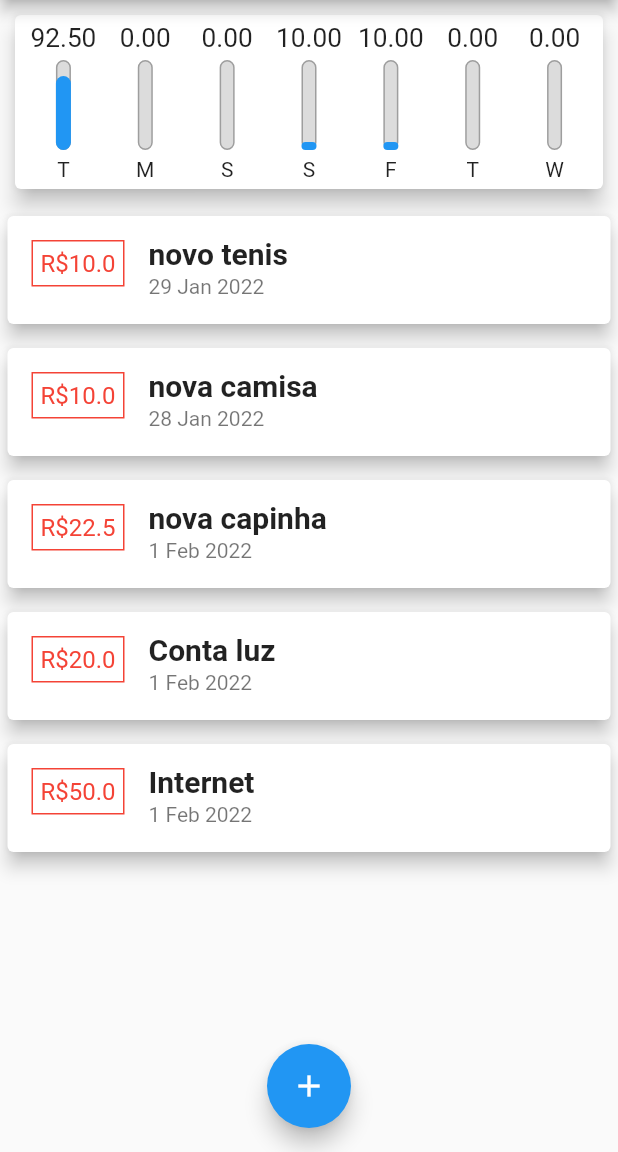
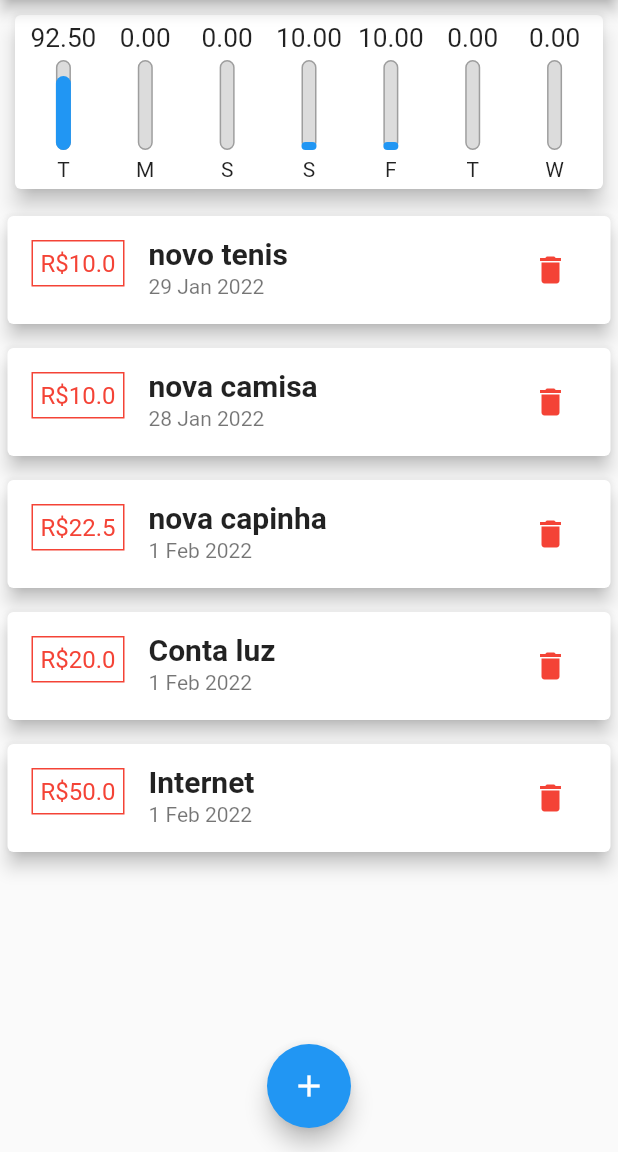
Before and after one commit to juniorsafera/Despesas_Pessoais_App, a Flutter app: the screen it shows after launch, on a phone screen of 412 x 824 dp, the part 84-1236 px from its top. Run offline on Flutter 3.47's test engine with Material 2 defaults, Android fonts, the phone set to English and light mode, and no system bars.

Commit message:
Update lista_transicoes.dart

```diff
--- a/despesas_pessoais_app/lib/components/lista_transicoes.dart
+++ b/despesas_pessoais_app/lib/components/lista_transicoes.dart
@@ -49,6 +49,12 @@ class _ListaTransacoesState extends State<ListaTransacoes> {
                     const TextStyle(fontSize: 20, fontWeight: FontWeight.bold),
               ),
               subtitle: Text(DateFormat('d MMM y').format(transacao.data)),
+              trailing: IconButton(
+                  onPressed: () {},
+                  icon: const Icon(
+                    Icons.delete,
+                    color: Colors.red,
+                  )),
             ),
           );
         },
```
